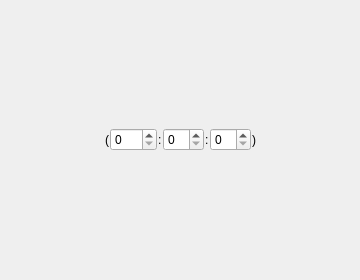
Above: TimeEditWidget.ui from priomsrb/lighttasks before the change. Below: the same form after it.
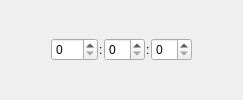
That is the form after the change.

Commit message: Made the time edit a bit cleaner

Patch:
```diff
--- a/TimeEditWidget.ui
+++ b/TimeEditWidget.ui
@@ -2,14 +2,6 @@
 <ui version="4.0">
  <class>TimeEditWidget</class>
  <widget class="QWidget" name="TimeEditWidget">
-  <property name="geometry">
-   <rect>
-    <x>0</x>
-    <y>0</y>
-    <width>360</width>
-    <height>280</height>
-   </rect>
-  </property>
   <property name="windowTitle">
    <string>Form</string>
   </property>
@@ -30,21 +22,8 @@
      </property>
     </spacer>
    </item>
-   <item>
-    <widget class="QLabel" name="label_4">
-     <property name="text">
-      <string>(</string>
-     </property>
-    </widget>
-   </item>
    <item>
     <widget class="QSpinBox" name="hoursSpinBox">
-     <property name="sizePolicy">
-      <sizepolicy hsizetype="Minimum" vsizetype="Fixed">
-       <horstretch>0</horstretch>
-       <verstretch>0</verstretch>
-      </sizepolicy>
-     </property>
      <property name="minimum">
       <number>0</number>
      </property>
@@ -81,13 +60,6 @@
      </property>
     </widget>
    </item>
-   <item>
-    <widget class="QLabel" name="label_3">
-     <property name="text">
-      <string>)</string>
-     </property>
-    </widget>
-   </item>
    <item>
     <spacer name="horizontalSpacer_2">
      <property name="orientation">
```
